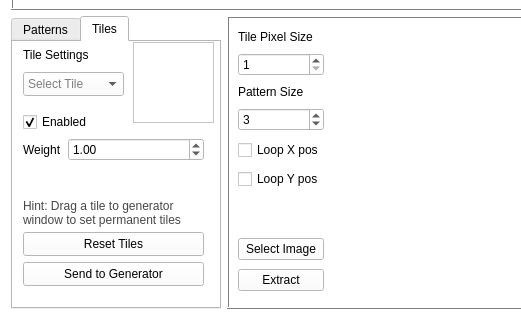
This is wfc_gui.ui in Kotruper/WFC_GUI as Qt 5 draws it before an edit; both pictures show x 0 to 521 and y 338 to 658 of the 800 by 658 pixel window. The edited form follows.
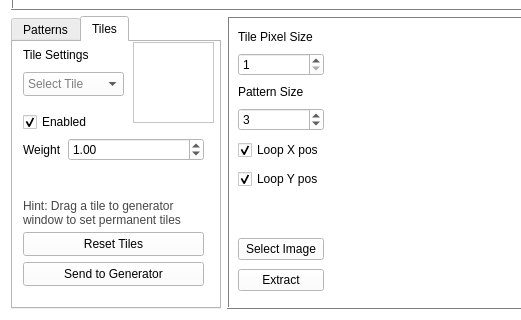
This is the edited form.

Diff of the .ui file:
```diff
--- a/wfc_gui.ui
+++ b/wfc_gui.ui
@@ -1235,7 +1235,7 @@
               <string>Loop X pos</string>
              </property>
              <property name="checked">
-              <bool>false</bool>
+              <bool>true</bool>
              </property>
             </widget>
            </item>
@@ -1245,7 +1245,7 @@
               <string>Loop Y pos</string>
              </property>
              <property name="checked">
-              <bool>false</bool>
+              <bool>true</bool>
              </property>
             </widget>
            </item>
```
